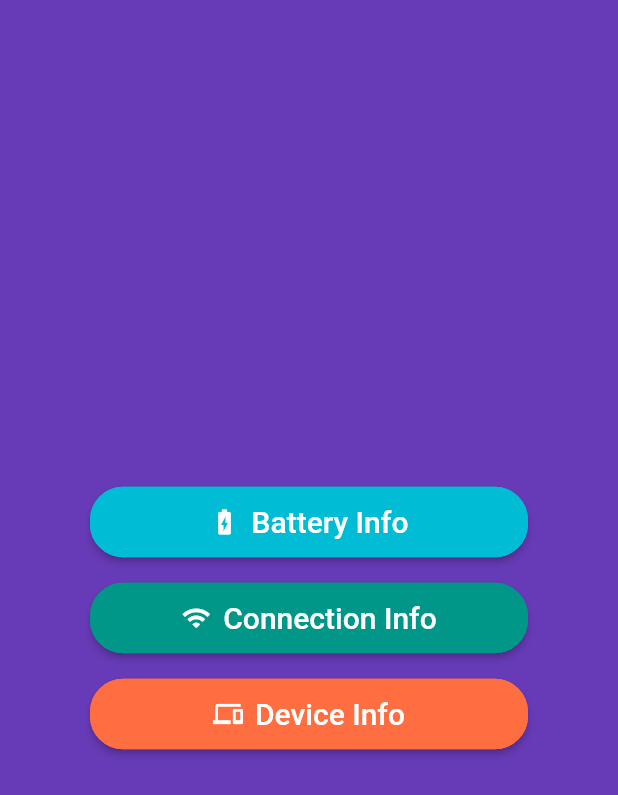
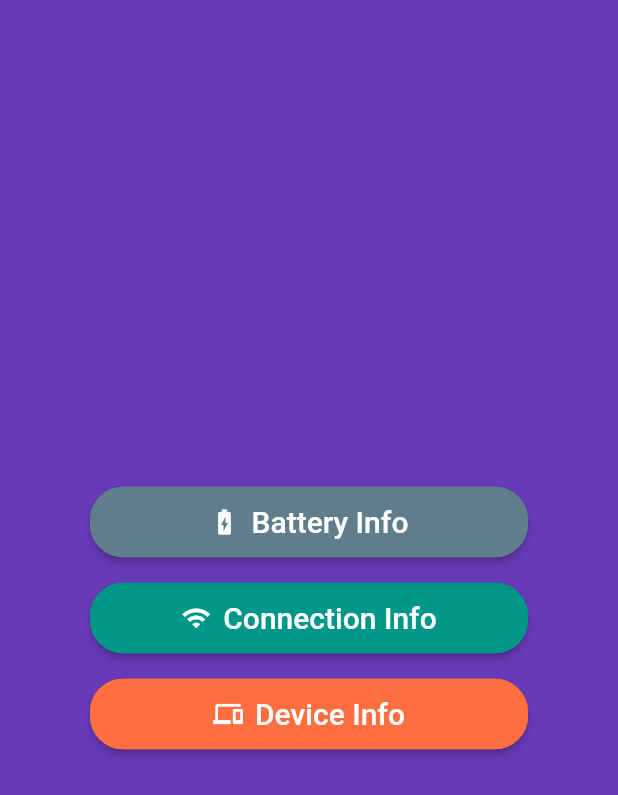
Before and after one commit to kaykobad/MyDeviceInfo-Flutter, a Flutter app: the screen it shows after launch, on a phone screen of 412 x 824 dp. Shown: the top 795 px of the screen. Run offline on Flutter 3.47's test engine with Material 2 defaults, Android fonts, the phone set to English and light mode, and no system bars; our stand-ins replace flutter_spinkit.

Commit message:
Update selection page

```diff
--- a/lib/selection_page.dart
+++ b/lib/selection_screen.dart
@@ -3,7 +3,7 @@ import 'package:flutter/material.dart';
 class OptionSelectionPage extends StatelessWidget {
   final List<String> _buttonLabels = ["Battery Info", "Connection Info", "Device Info"];
   final List<IconData> _buttonIcons = [Icons.battery_charging_full, Icons.wifi, Icons.devices];
-  final List<Color> _buttonColors = [Colors.cyan, Colors.teal, Colors.deepOrangeAccent];
+  final List<Color> _buttonColors = [Colors.blueGrey, Colors.teal, Colors.deepOrangeAccent];
 
   @override
   Widget build(BuildContext context) {
--- a/lib/splash_screen.dart
+++ b/lib/splash_screen.dart
@@ -2,7 +2,7 @@ import 'package:flutter/material.dart';
 import 'package:flutter_spinkit/flutter_spinkit.dart';
 import 'dart:async';
 
-import 'package:my_device_info/selection_page.dart';
+import 'package:my_device_info/selection_screen.dart';
 
 class SplashScreen extends StatefulWidget {
   @override
```
